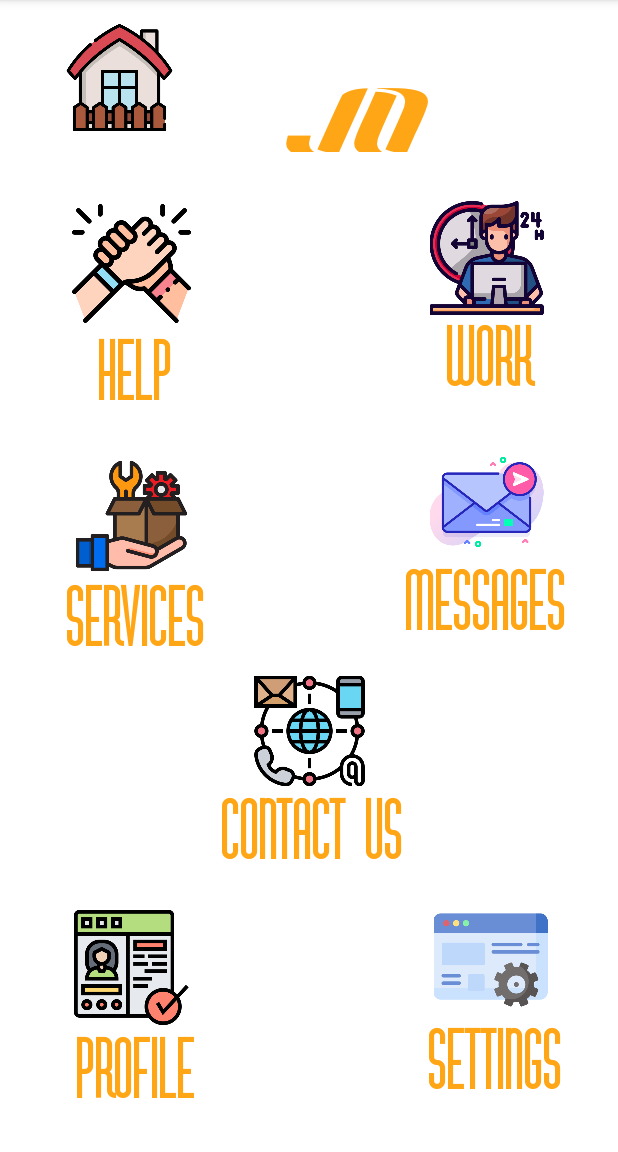
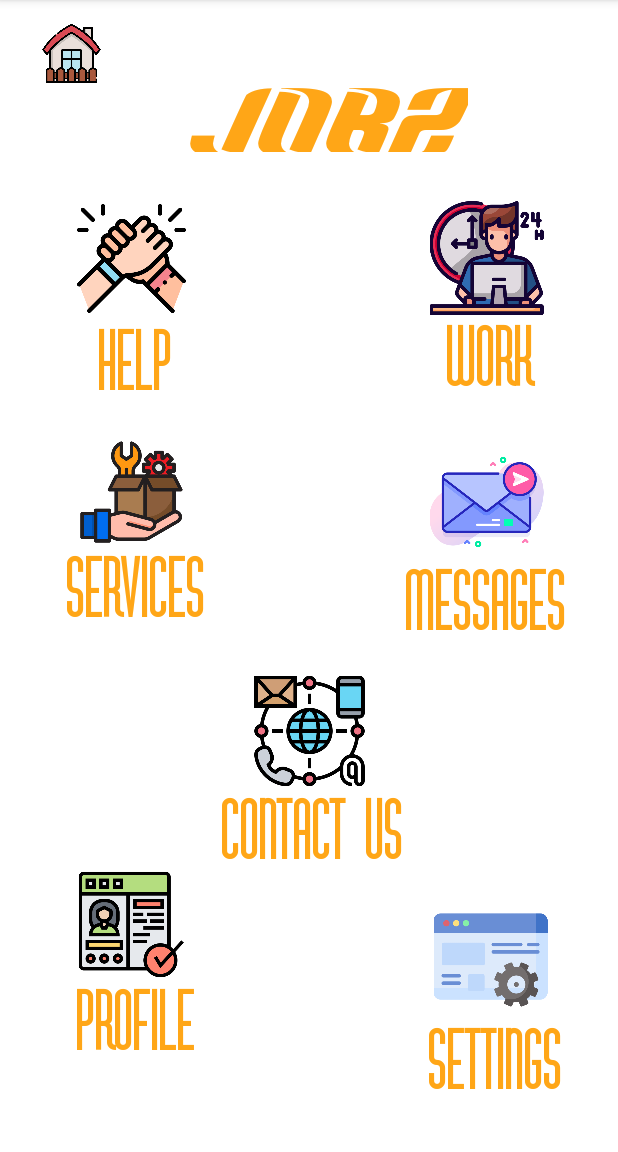
Before and after one commit to jnhalldev/CrunchwrapSupreme, an Android app: the screen it shows after launch (MainActivity), on a phone screen of 412 x 824 dp, the part 84-1236 px from its top. Run offline under Robolectric (Android 15) with nearby library versions, the phone set to English and light mode, and no system bars.

Commit message:
[BUG FIX] Fixed title glitching out.

```diff
--- a/app/src/main/res/layout/activity_main.xml
+++ b/app/src/main/res/layout/activity_main.xml
@@ -227,8 +227,8 @@
 
     <ImageView
         android:id="@+id/imageView11"
-        android:layout_width="0dp"
-        android:layout_height="0dp"
+        android:layout_width="63dp"
+        android:layout_height="39dp"
         android:layout_marginStart="16dp"
         android:layout_marginTop="16dp"
         android:layout_marginEnd="42dp"
```
